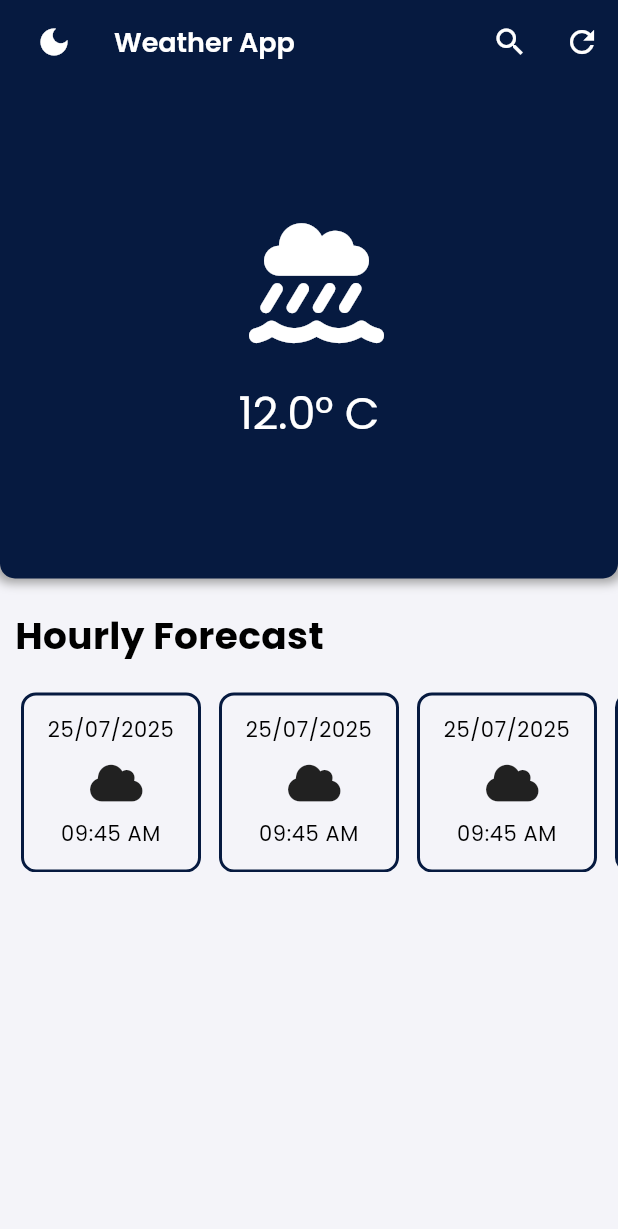
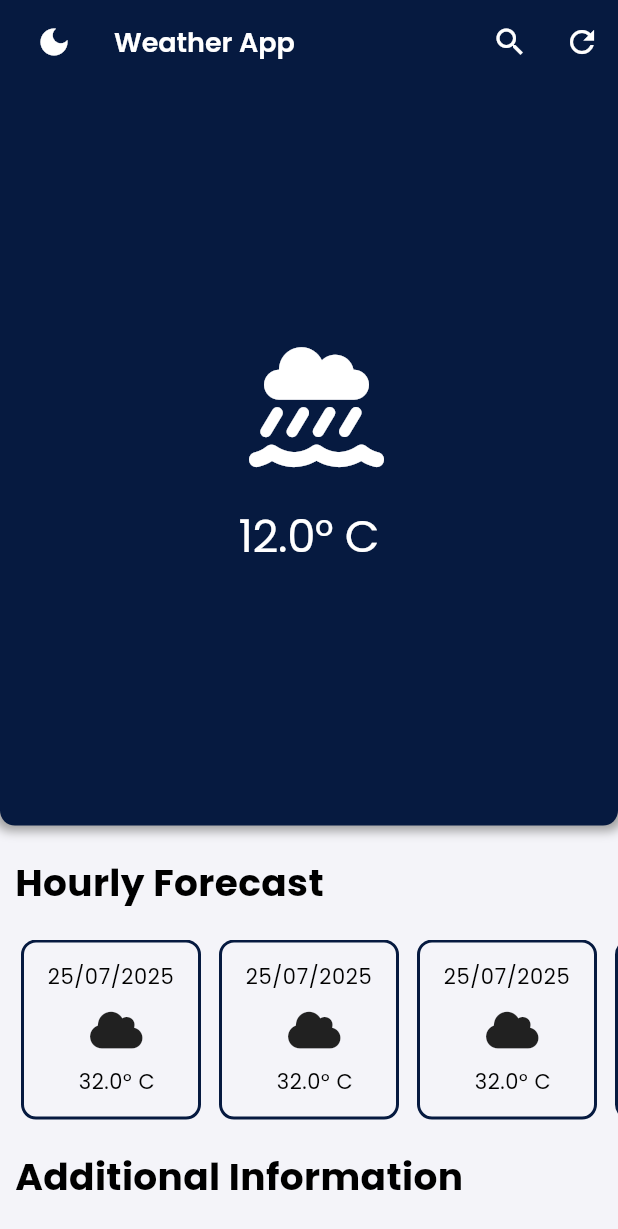
Before and after one commit to ARPAN-DUTTA1/weather_bloc, a Flutter app: the screen it shows after launch, on a phone screen of 412 x 824 dp. Shown: the top 1229 px of the screen. Run offline on Flutter 3.47's test engine with Material 3 defaults, Android fonts, the phone set to English and light mode, and no system bars; our stand-ins replace bloc, flutter_animate, flutter_bloc, font_awesome_flutter, go_router.

Commit message:
little design change

```diff
--- a/lib/screens/weather/weather_screen.dart
+++ b/lib/screens/weather/weather_screen.dart
@@ -30,7 +30,7 @@ class WeatherScreen extends StatelessWidget {
           MainWeatherCardWidget(
             tempText: '12.0° C',
             color: color.primary,
-            height: size.height * 0.40,
+            height: size.height * 0.6,
             width: size.width,
             icon: FontAwesomeIcons.cloudShowersWater,
             textStyle: text.displayLarge!,
@@ -44,7 +44,7 @@ class WeatherScreen extends StatelessWidget {
               child: ListView.builder(
                 cacheExtent: MediaQuery.of(context).size.width * 1.5,
                 scrollDirection: Axis.horizontal,
-                itemCount: 220,
+                itemCount: 10,
                 physics: const BouncingScrollPhysics(),
                 padding: const EdgeInsets.symmetric(horizontal: 8.0),
                 itemBuilder: (context, index) {
@@ -53,7 +53,7 @@ class WeatherScreen extends StatelessWidget {
                     child: WeatherForecastCard(
                       date: '25/07/2025',
                       icon: FontAwesomeIcons.cloud,
-                      time: '09:45 AM',
+                      temperature: '32.0° C',
                       textStyle: Theme.of(context).textTheme.bodySmall!,
                       borderColor: Theme.of(context).colorScheme.primary,
                     ),
@@ -62,6 +62,8 @@ class WeatherScreen extends StatelessWidget {
               ),
             ),
           ),
+
+          SideHeadingWidget(sideTitle: 'Additional Information'),
         ],
       ),
     );
--- a/lib/screens/weather/widgets/weather_forecast_card_widget.dart
+++ b/lib/screens/weather/widgets/weather_forecast_card_widget.dart
@@ -3,7 +3,7 @@ import 'package:flutter/material.dart';
 class WeatherForecastCard extends StatelessWidget {
   final String date;
   final IconData icon;
-  final String time;
+  final String temperature;
   final TextStyle? textStyle;
   final Color borderColor;
 
@@ -11,7 +11,7 @@ class WeatherForecastCard extends StatelessWidget {
     super.key,
     required this.date,
     required this.icon,
-    required this.time,
+    required this.temperature,
     required this.textStyle,
     required this.borderColor,
   });
@@ -36,12 +36,15 @@ class WeatherForecastCard extends StatelessWidget {
             textAlign: TextAlign.center,
           ),
           Icon(icon, size: 28.0),
-          Text(
-            time,
-            style: textStyle,
-            overflow: TextOverflow.ellipsis,
-            maxLines: 1,
-            textAlign: TextAlign.center,
+          Padding(
+            padding: const EdgeInsets.only(left: 8.0),
+            child: Text(
+              temperature,
+              style: textStyle,
+              overflow: TextOverflow.ellipsis,
+              maxLines: 1,
+              textAlign: TextAlign.center,
+            ),
           ),
         ],
       ),
```
